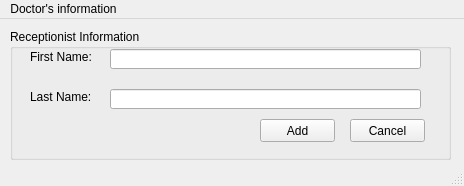
Above: Screens/Admin AddReceptionist.ui from RaahimHash/DBMS-Project-UHU-Clinic before the change. Below: the same form after it.
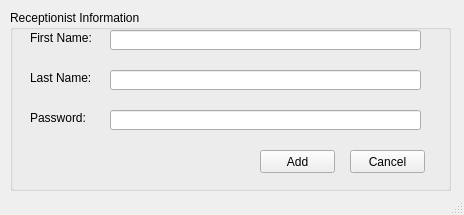
That is the form after the change.

What changed in the file:
```diff
--- a/Screens/Admin AddReceptionist.ui
+++ b/Screens/Admin AddReceptionist.ui
@@ -7,7 +7,7 @@
     <x>0</x>
     <y>0</y>
     <width>464</width>
-    <height>186</height>
+    <height>215</height>
    </rect>
   </property>
   <property name="windowTitle">
@@ -20,7 +20,7 @@
       <x>10</x>
       <y>10</y>
       <width>441</width>
-      <height>131</height>
+      <height>181</height>
      </rect>
     </property>
     <property name="title">
@@ -69,7 +69,7 @@
      <property name="geometry">
       <rect>
        <x>250</x>
-       <y>90</y>
+       <y>140</y>
        <width>75</width>
        <height>23</height>
       </rect>
@@ -82,7 +82,7 @@
      <property name="geometry">
       <rect>
        <x>340</x>
-       <y>90</y>
+       <y>140</y>
        <width>75</width>
        <height>23</height>
       </rect>
@@ -104,23 +104,36 @@
       <bool>false</bool>
      </property>
     </widget>
-   </widget>
-  </widget>
-  <widget class="QMenuBar" name="menubar">
+    <widget class="QLabel" name="label_3">
+     <property name="geometry">
+      <rect>
+       <x>20</x>
+       <y>100</y>
+       <width>81</width>
+       <height>16</height>
+      </rect>
+     </property>
+     <property name="text">
+      <string>Password:</string>
+     </property>
+    </widget>
+    <widget class="QLineEdit" name="linePassword">
    <property name="geometry">
     <rect>
-     <x>0</x>
-     <y>0</y>
-     <width>464</width>
-     <height>21</height>
-    </rect>
-   </property>
-   <widget class="QMenu" name="menuScreen7">
-    <property name="title">
-     <string>Doctor's information</string>
-    </property>
-   </widget>
-   <addaction name="menuScreen7"/>
+       <x>100</x>
+       <y>100</y>
+       <width>311</width>
+       <height>20</height>
+      </rect>
+     </property>
+     <property name="echoMode">
+      <enum>QLineEdit::Password</enum>
+     </property>
+     <property name="readOnly">
+      <bool>false</bool>
+     </property>
+    </widget>
+   </widget>
   </widget>
   <widget class="QStatusBar" name="statusbar"/>
  </widget>
```
Left out of the diff: 3 changed lines with no effect on the pictures. Lines whose indentation alone changed are shown as unchanged.
